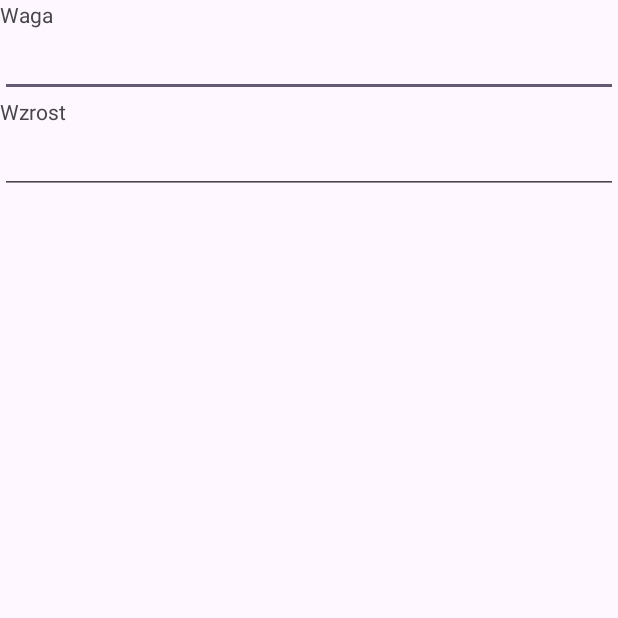
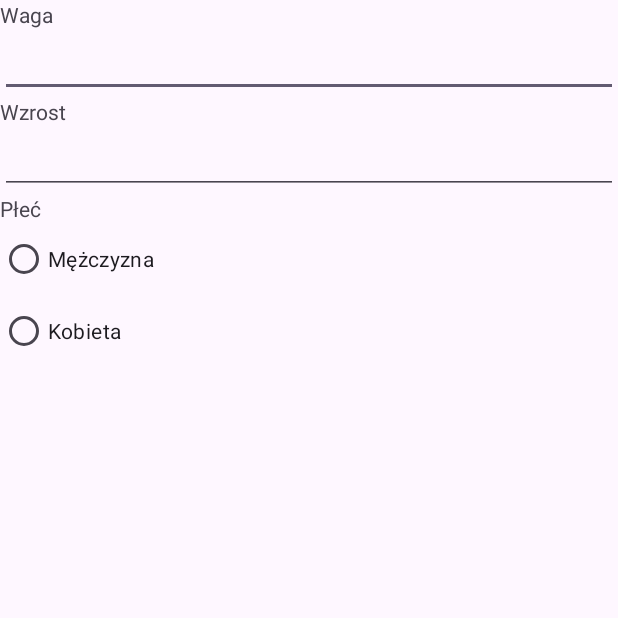
Before and after one commit to rdominiak/07_zadanie4, an Android app: the screen it shows after launch (MainActivity), on a phone screen of 412 x 824 dp, the top half of it. Run offline under Robolectric (Android 15) with nearby library versions, the phone set to English and light mode, and no system bars.

Commit message:
Dodano RadioGroup do plci

```diff
--- a/app/src/main/res/layout/activity_main.xml
+++ b/app/src/main/res/layout/activity_main.xml
@@ -14,6 +14,14 @@
         android:text="Wzrost"
         app:layout_constraintStart_toStartOf="parent"
         app:layout_constraintTop_toBottomOf="@+id/TextWaga" />
+
+    <TextView
+        android:id="@+id/textView3"
+        android:layout_width="wrap_content"
+        android:layout_height="wrap_content"
+        android:text="Płeć"
+        app:layout_constraintStart_toStartOf="parent"
+        app:layout_constraintTop_toBottomOf="@+id/TextWzrost" />
 
     <EditText
         android:id="@+id/TextWaga"
@@ -34,7 +42,7 @@
         app:layout_constraintTop_toTopOf="parent" />
 
     <EditText
-        android:id="@+id/editTextNumber"
+        android:id="@+id/TextWzrost"
         android:layout_width="0dp"
         android:layout_height="wrap_content"
         android:ems="10"
@@ -42,4 +50,23 @@
         app:layout_constraintEnd_toEndOf="parent"
         app:layout_constraintStart_toStartOf="parent"
         app:layout_constraintTop_toBottomOf="@+id/textView2" />
+
+    <RadioGroup
+        android:layout_width="wrap_content"
+        android:layout_height="wrap_content"
+        app:layout_constraintStart_toStartOf="parent"
+        app:layout_constraintTop_toBottomOf="@+id/textView3" >
+
+        <RadioButton
+            android:id="@+id/radioM"
+            android:layout_width="match_parent"
+            android:layout_height="wrap_content"
+            android:text="Mężczyzna" />
+
+        <RadioButton
+            android:id="@+id/radioK"
+            android:layout_width="match_parent"
+            android:layout_height="wrap_content"
+            android:text="Kobieta" />
+    </RadioGroup>
 </androidx.constraintlayout.widget.ConstraintLayout>
```
